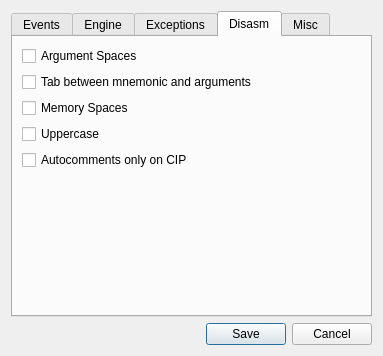
Qt form x64_dbg_gui/Project/Src/Gui/SettingsDialog.ui (x64dbg/x64dbg) before a commit.
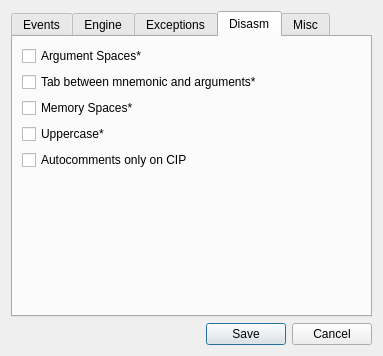
The same form after that commit. The open tabs and pages were chosen to show the change. Icons and pictures are not drawn.

Patch:
```diff
--- a/x64_dbg_gui/Project/Src/Gui/SettingsDialog.ui
+++ b/x64_dbg_gui/Project/Src/Gui/SettingsDialog.ui
@@ -375,28 +375,28 @@
        <item>
         <widget class="QCheckBox" name="chkArgumentSpaces">
          <property name="text">
-          <string>Argument Spaces</string>
+          <string>Argument Spaces*</string>
          </property>
         </widget>
        </item>
        <item>
         <widget class="QCheckBox" name="chkTabBetweenMnemonicAndArguments">
          <property name="text">
-          <string>Tab between mnemonic and arguments</string>
+          <string>Tab between mnemonic and arguments*</string>
          </property>
         </widget>
        </item>
        <item>
         <widget class="QCheckBox" name="chkMemorySpaces">
          <property name="text">
-          <string>Memory Spaces</string>
+          <string>Memory Spaces*</string>
          </property>
         </widget>
        </item>
        <item>
         <widget class="QCheckBox" name="chkUppercase">
          <property name="text">
-          <string>Uppercase</string>
+          <string>Uppercase*</string>
          </property>
         </widget>
        </item>
```
